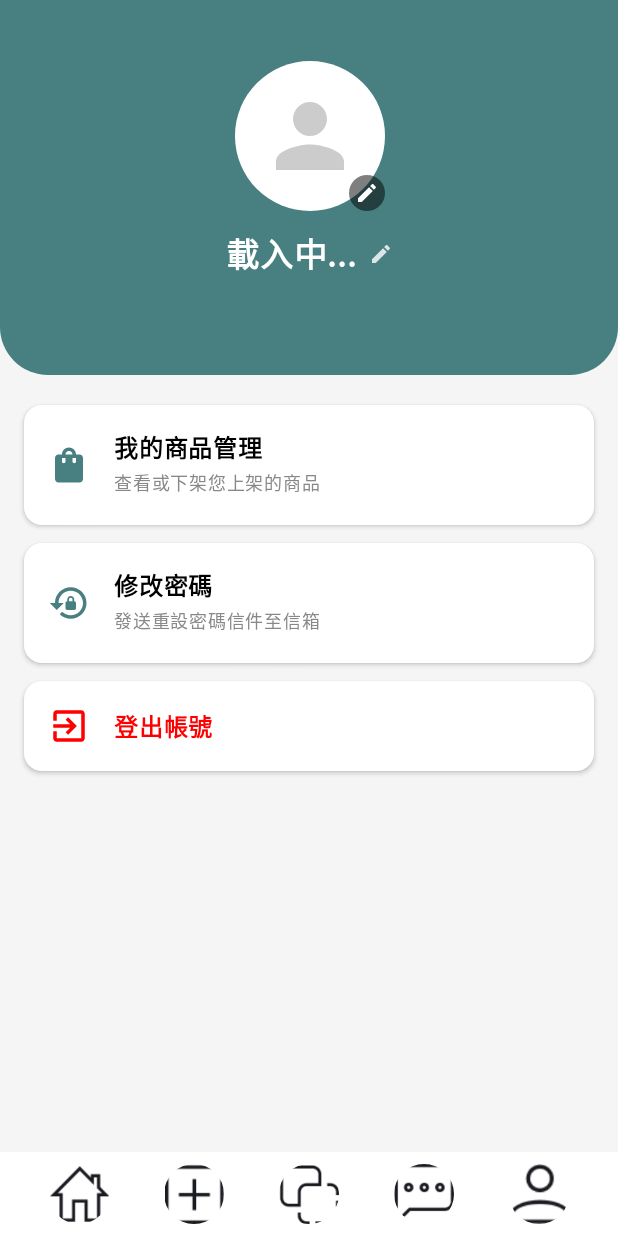
After one commit to Homer-Lin/C2CFastPay_Card, an Android app built with Jetpack Compose: the UserScreen screen opened through its navigation route, on a phone screen of 412 x 824 dp. The commit adds this screen. Run offline under Robolectric (Android 15) with nearby library versions, the phone set to English and light mode, and no system bars; our stand-ins replace Firebase (no records; nobody signed in at launch, a user with empty details on screens opened directly); pictures from the network do not load.

Commit message:
新增會員功能

```diff
--- /dev/null
+++ b/app/src/main/java/com/example/c2cfastpay_card/UIScreen/Screens/UserScreen.kt
@@ -0,0 +1,271 @@
+package com.example.c2cfastpay_card.UIScreen.Screens
+
+import android.net.Uri
+import android.widget.Toast
+import androidx.activity.compose.rememberLauncherForActivityResult
+import androidx.activity.result.contract.ActivityResultContracts
+import androidx.compose.foundation.Image
+import androidx.compose.foundation.background
+import androidx.compose.foundation.clickable
+import androidx.compose.foundation.layout.*
+import androidx.compose.foundation.rememberScrollState
+import androidx.compose.foundation.shape.CircleShape
+import androidx.compose.foundation.shape.RoundedCornerShape
+import androidx.compose.foundation.verticalScroll
+import androidx.compose.material.icons.Icons
+import androidx.compose.material.icons.automirrored.filled.ExitToApp
+import androidx.compose.material.icons.filled.Edit
+import androidx.compose.material.icons.filled.LockReset
+import androidx.compose.material.icons.filled.Person // 【新增】
+import androidx.compose.material.icons.filled.ShoppingBag
+import androidx.compose.material3.*
+import androidx.compose.runtime.*
+import androidx.compose.ui.Alignment
+import androidx.compose.ui.Modifier
+import androidx.compose.ui.draw.clip
+import androidx.compose.ui.graphics.Color
+import androidx.compose.ui.graphics.ColorFilter // 【新增】
+import androidx.compose.ui.graphics.vector.ImageVector
+import androidx.compose.ui.graphics.vector.rememberVectorPainter // 【新增】
+import androidx.compose.ui.layout.ContentScale
+import androidx.compose.ui.platform.LocalContext
+import androidx.compose.ui.text.font.FontWeight
+import androidx.compose.ui.unit.dp
+import androidx.compose.ui.unit.sp
+import androidx.lifecycle.viewmodel.compose.viewModel
+import androidx.navigation.NavController
+import coil.compose.rememberAsyncImagePainter
+import com.example.c2cfastpay_card.UIScreen.components.BottomNavigationBar
+import com.example.c2cfastpay_card.navigation.Screen
+
+@Composable
+fun UserScreen(
+    navController: NavController
+) {
+    val viewModel: UserViewModel = viewModel()
+    val user by viewModel.user.collectAsState()
+    val isLoading by viewModel.isLoading.collectAsState()
+    val context = LocalContext.current
+
+    // 監聽 ViewModel 的 Toast 事件 (簡單實作)
+    LaunchedEffect(Unit) {
+        viewModel.toastMessage.collect { message ->
+            if (message.isNotBlank()) {
+                Toast.makeText(context, message, Toast.LENGTH_SHORT).show()
+            }
+        }
+    }
+
+    val imagePicker = rememberLauncherForActivityResult(ActivityResultContracts.GetContent()) { uri: Uri? ->
+        uri?.let { viewModel.uploadAvatar(it) }
+    }
+
+    var showEditNameDialog by remember { mutableStateOf(false) }
+    var newNameInput by remember { mutableStateOf("") }
+
+    val primaryColor = Color(0xFF487F81)
+
+    Scaffold(
+        bottomBar = {
+            BottomNavigationBar(navController = navController)
+        }
+    ) { innerPadding ->
+        if (isLoading) {
+            Box(Modifier.fillMaxSize(), contentAlignment = Alignment.Center) {
+                CircularProgressIndicator()
+            }
+        } else {
+            Column(
+                modifier = Modifier
+                    .fillMaxSize()
+                    .padding(bottom = innerPadding.calculateBottomPadding())
+                    .background(Color(0xFFF5F5F5))
+                    .verticalScroll(rememberScrollState())
+            ) {
+                // --- 頂部個人資料區 ---
+                Box(
+                    modifier = Modifier
+                        .fillMaxWidth()
+                        .height(250.dp)
+                        .background(
+                            color = primaryColor,
+                            shape = RoundedCornerShape(bottomStart = 32.dp, bottomEnd = 32.dp)
+                        ),
+                    contentAlignment = Alignment.Center
+                ) {
+                    Column(horizontalAlignment = Alignment.CenterHorizontally) {
+                        // 大頭貼區塊
+                        Box(modifier = Modifier.size(100.dp)) {
+                            // 【修改 1】預設頭像邏輯
+                            if (!user?.avatarUrl.isNullOrEmpty()) {
+                                Image(
+                                    painter = rememberAsyncImagePainter(user!!.avatarUrl),
+                                    contentDescription = "Avatar",
+                                    modifier = Modifier
+                                        .fillMaxSize()
+                                        .clip(CircleShape)
+                                        .background(Color.White)
+                                        .clickable { imagePicker.launch("image/*") },
+                                    contentScale = ContentScale.Crop
+                                )
+                            } else {
+                                // 顯示灰色預設人像
+                                Image(
+                                    painter = rememberVectorPainter(Icons.Default.Person),
+                                    contentDescription = "Default Avatar",
+                                    modifier = Modifier
+                                        .fillMaxSize()
+                                        .clip(CircleShape)
+                                        .background(Color.White) // 白底
+                                        .padding(16.dp) // 內縮一點
+                                        .clickable { imagePicker.launch("image/*") },
+                                    contentScale = ContentScale.Fit,
+                                    colorFilter = ColorFilter.tint(Color.LightGray) // 灰色圖示
+                                )
+                            }
+
+                            // 編輯圖示
+                            Icon(
+                                imageVector = Icons.Default.Edit,
+                                contentDescription = "Edit Avatar",
+                                tint = Color.White,
+                                modifier = Modifier
+                                    .align(Alignment.BottomEnd)
+                                    .size(24.dp)
+                                    .background(Color.Black.copy(0.5f), CircleShape)
+                                    .padding(4.dp)
+                            )
+                        }
+
+                        Spacer(modifier = Modifier.height(12.dp))
+
+                        Row(
+                            verticalAlignment = Alignment.CenterVertically,
+                            modifier = Modifier.clickable {
+                                newNameInput = user?.name ?: ""
+                                showEditNameDialog = true
+                            }
+                        ) {
+                            Text(
+                                text = user?.name ?: "載入中...",
+                                fontSize = 22.sp,
+                                fontWeight = FontWeight.Bold,
+                                color = Color.White
+                            )
+                            Spacer(modifier = Modifier.width(8.dp))
+                            Icon(Icons.Default.Edit, contentDescription = null, tint = Color.White.copy(0.8f), modifier = Modifier.size(16.dp))
+                        }
+
+                        Text(
+                            text = user?.email ?: "",
+                            fontSize = 14.sp,
+                            color = Color.White.copy(alpha = 0.7f)
+                        )
+                    }
+                }
+
+                Spacer(modifier = Modifier.height(20.dp))
+
+                // --- 選單列表 ---
+                Column(modifier = Modifier.padding(horizontal = 16.dp)) {
+
+                    // 【修改 2】連接到「我的商品」
+                    MenuCard(
+                        icon = Icons.Default.ShoppingBag,
+                        title = "我的商品管理",
+                        subtitle = "查看或下架您上架的商品",
+                        onClick = {
+                            navController.navigate(Screen.MyProducts.route)
+                        }
+                    )
+
+                    Spacer(modifier = Modifier.height(12.dp))
+
+                    MenuCard(
+                        icon = Icons.Default.LockReset,
+                        title = "修改密碼",
+                        subtitle = "發送重設密碼信件至信箱",
+                        onClick = {
+                            viewModel.sendResetPasswordEmail()
+                        }
+                    )
+
+                    Spacer(modifier = Modifier.height(12.dp))
+
+                    MenuCard(
+                        icon = Icons.AutoMirrored.Filled.ExitToApp,
+                        title = "登出帳號",
+                        textColor = Color.Red,
+                        onClick = {
+                            viewModel.logout {
+                                navController.navigate(Screen.Login.route) {
+                                    popUpTo(0) { inclusive = true }
+                                }
+                            }
+                        }
+                    )
+                }
+            }
+        }
+
+        if (showEditNameDialog) {
+            AlertDialog(
+                onDismissRequest = { showEditNameDialog = false },
+                title = { Text("修改暱稱") },
+                text = {
+                    OutlinedTextField(
+                        value = newNameInput,
+                        onValueChange = { newNameInput = it },
+                        label = { Text("新暱稱") }
+                    )
+                },
+                confirmButton = {
+                    Button(
+                        onClick = {
+                            viewModel.updateName(newNameInput)
+                            showEditNameDialog = false
+                        }
+                    ) { Text("儲存") }
+                },
+                dismissButton = {
+                    TextButton(onClick = { showEditNameDialog = false }) { Text("取消") }
+                }
+            )
+        }
+    }
+}
+
+@Composable
+fun MenuCard(
+    icon: ImageVector,
+    title: String,
+    subtitle: String? = null,
+    textColor: Color = Color.Black,
+    onClick: () -> Unit
+) {
+    Card(
+        onClick = onClick,
+        colors = CardDefaults.cardColors(containerColor = Color.White),
+        elevation = CardDefaults.cardElevation(2.dp),
+        modifier = Modifier.fillMaxWidth()
+    ) {
+        Row(
+            modifier = Modifier.padding(16.dp),
+            verticalAlignment = Alignment.CenterVertically
+        ) {
+            Icon(
+                imageVector = icon,
+                contentDescription = null,
+                tint = if (textColor == Color.Red) Color.Red else Color(0xFF487F81),
+                modifier = Modifier.size(28.dp)
+            )
+            Spacer(modifier = Modifier.width(16.dp))
+            Column {
+                Text(text = title, fontSize = 16.sp, fontWeight = FontWeight.Bold, color = textColor)
+                if (subtitle != null) {
+                    Text(text = subtitle, fontSize = 12.sp, color = Color.Gray)
+                }
+            }
+        }
+    }
+}
--- a/app/src/main/java/com/example/c2cfastpay_card/navigation/AppNavigation.kt
+++ b/app/src/main/java/com/example/c2cfastpay_card/navigation/AppNavigation.kt
@@ -30,9 +30,11 @@ import com.example.c2cfastpay_card.UIScreen.Screens.ChatScreen
 import com.example.c2cfastpay_card.UIScreen.Screens.ForgotPasswordScreen
 import com.example.c2cfastpay_card.UIScreen.Screens.HistoryScreen
 import com.example.c2cfastpay_card.UIScreen.Screens.LoginScreen
+import com.example.c2cfastpay_card.UIScreen.Screens.MyProductsScreen
 import com.example.c2cfastpay_card.UIScreen.Screens.ProductDetailScreen
 import com.example.c2cfastpay_card.UIScreen.Screens.RegisterScreen
 import com.example.c2cfastpay_card.UIScreen.Screens.SaleProductPage
+import com.example.c2cfastpay_card.UIScreen.Screens.UserScreen
 import com.example.c2cfastpay_card.UIScreen.Screens.WishPreviewPage
 import com.example.c2cfastpay_card.UIScreen.components.WishRepository
 import com.google.gson.Gson
@@ -53,6 +55,7 @@ fun AppNavigationGraph(
     NavHost(
         navController = navController,
         startDestination = Screen.Login.route // 設定 App 啟動時的第一個畫面
+
     ) {
 
         // --- 登入/註冊流程 ---
@@ -241,5 +244,11 @@ fun AppNavigationGraph(
                 matchId = matchId
             )
         }
+        composable(route = Screen.User.route) {
+            UserScreen(navController = navController)
+        }
+        composable(route = Screen.MyProducts.route) {
+            MyProductsScreen(navController = navController)
+        }
     }
 }
--- a/app/src/main/java/com/example/c2cfastpay_card/navigation/Screen.kt
+++ b/app/src/main/java/com/example/c2cfastpay_card/navigation/Screen.kt
@@ -27,4 +27,7 @@ sealed class Screen(val route: String) {
     object AddStep1 : Screen("add_step1")
     object WishOrProduct : Screen("wish_or_product")
 
+    object User : Screen("user_screen")
+    object MyProducts : Screen("my_products_screen")
+
 }
```
Also changed, not shown: app/src/main/java/com/example/c2cfastpay_card/UIScreen/Screens/MyProductsScreen.kt (added, +161 -0 lines), app/src/main/java/com/example/c2cfastpay_card/UIScreen/Screens/UserViewScreen.kt (added, +133 -0 lines), app/src/main/java/com/example/c2cfastpay_card/UIScreen/components/BottomNavigationBar.kt (+15 -7 lines), app/src/main/java/com/example/c2cfastpay_card/UIScreen/components/ProductRepository.kt (+20 -0 lines).
